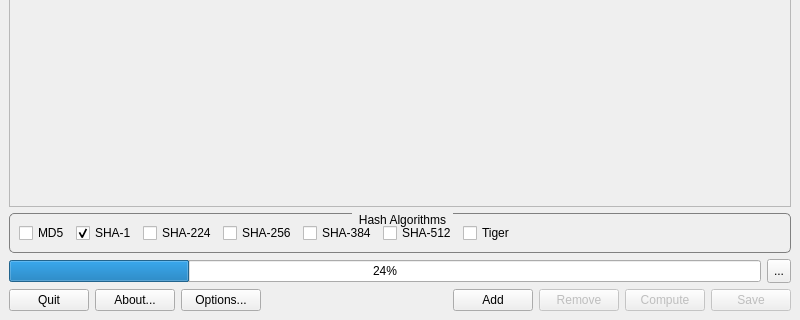
Above: SimpleHasher.ui from FelixdelasPozas/SimpleHasher before the change; both pictures show x 0 to 800 and y 396 to 716 of the 800 by 716 pixel window. Below: the same form after it.
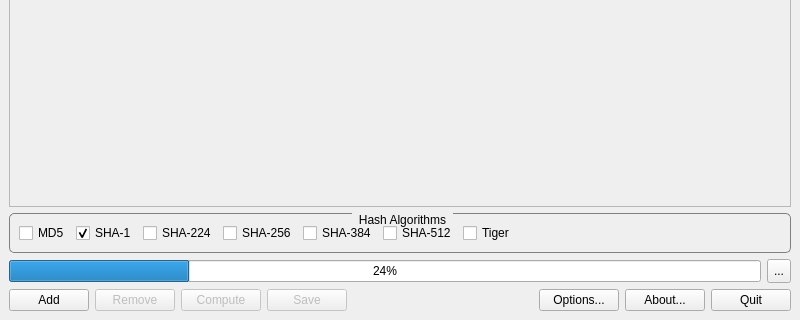
That is the form after the change. Icons and pictures are not drawn.

Diff of the .ui file:
```diff
--- a/SimpleHasher.ui
+++ b/SimpleHasher.ui
@@ -213,7 +213,7 @@
     <item>
      <layout class="QHBoxLayout" name="horizontalLayout_2">
       <item>
-       <widget class="QPushButton" name="m_quit">
+       <widget class="QPushButton" name="m_addFile">
         <property name="toolTip">
          <string>Quit the application</string>
         </property>
@@ -221,12 +221,15 @@
          <string>Quit the application</string>
         </property>
         <property name="text">
-         <string>Quit</string>
+         <string>Add</string>
         </property>
        </widget>
       </item>
       <item>
-       <widget class="QPushButton" name="m_about">
+       <widget class="QPushButton" name="m_removeFile">
+        <property name="enabled">
+         <bool>false</bool>
+        </property>
         <property name="toolTip">
          <string>About Simple Hasher</string>
         </property>
@@ -234,14 +237,39 @@
          <string>About Simple Hasher</string>
         </property>
         <property name="text">
-         <string>About...</string>
+         <string>Remove</string>
         </property>
        </widget>
       </item>
       <item>
-       <widget class="QPushButton" name="m_options">
+       <widget class="QPushButton" name="m_compute">
+        <property name="enabled">
+         <bool>false</bool>
+        </property>
+        <property name="toolTip">
+         <string>Compute selected hashes for the group of files</string>
+        </property>
+        <property name="statusTip">
+         <string>Compute selected hashes for the group of files</string>
+        </property>
         <property name="text">
-         <string>Options...</string>
+         <string>Compute</string>
+        </property>
+       </widget>
+      </item>
+      <item>
+       <widget class="QPushButton" name="m_save">
+        <property name="enabled">
+         <bool>false</bool>
+        </property>
+        <property name="toolTip">
+         <string>Save hashes to a file</string>
+        </property>
+        <property name="statusTip">
+         <string>Save hashes to a file</string>
+        </property>
+        <property name="text">
+         <string>Save</string>
         </property>
        </widget>
       </item>
@@ -259,23 +287,14 @@
        </spacer>
       </item>
       <item>
-       <widget class="QPushButton" name="m_addFile">
-        <property name="toolTip">
-         <string>Add files to the list to hashed</string>
-        </property>
-        <property name="statusTip">
-         <string>Add files to the list to hashed</string>
-        </property>
+       <widget class="QPushButton" name="m_options">
         <property name="text">
-         <string>Add</string>
+         <string>Options...</string>
         </property>
        </widget>
       </item>
       <item>
-       <widget class="QPushButton" name="m_removeFile">
-        <property name="enabled">
-         <bool>false</bool>
-        </property>
+       <widget class="QPushButton" name="m_about">
         <property name="toolTip">
          <string>Remove data from the list to be hashed</string>
         </property>
@@ -283,15 +302,12 @@
          <string>Remove data from the list to be hashed</string>
         </property>
         <property name="text">
-         <string>Remove</string>
+         <string>About...</string>
         </property>
        </widget>
       </item>
       <item>
-       <widget class="QPushButton" name="m_compute">
-        <property name="enabled">
-         <bool>false</bool>
-        </property>
+       <widget class="QPushButton" name="m_quit">
         <property name="toolTip">
          <string>Compute selected hashes for the group of files</string>
         </property>
@@ -299,23 +315,7 @@
          <string>Compute selected hashes for the group of files</string>
         </property>
         <property name="text">
-         <string>Compute</string>
-        </property>
-       </widget>
-      </item>
-      <item>
-       <widget class="QPushButton" name="m_save">
-        <property name="enabled">
-         <bool>false</bool>
-        </property>
-        <property name="toolTip">
-         <string>Save hashes to a file</string>
-        </property>
-        <property name="statusTip">
-         <string>Save hashes to a file</string>
-        </property>
-        <property name="text">
-         <string>Save</string>
+         <string>Quit</string>
         </property>
        </widget>
       </item>
```
Left out of the diff: 16 changed lines with no effect on the pictures.
